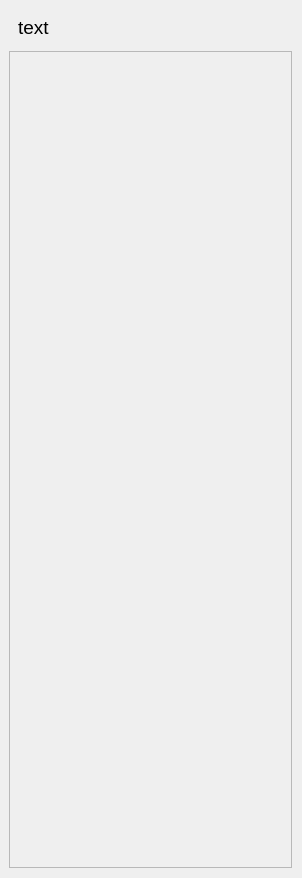
First picture: the form in ui/column.ui, repository playerr0r/JustOnTime-client, before the edit.
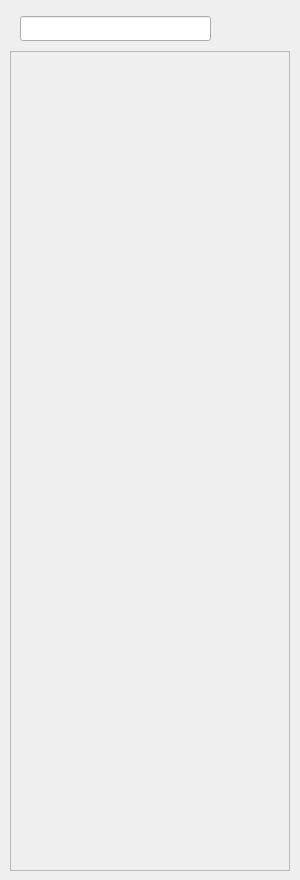
Second picture: the form after the edit.

Commit message: feat: columns rework

The edit to the form file:
```diff
--- a/ui/column.ui
+++ b/ui/column.ui
@@ -6,10 +6,22 @@
    <rect>
     <x>0</x>
     <y>0</y>
-    <width>302</width>
-    <height>878</height>
+    <width>300</width>
+    <height>880</height>
    </rect>
   </property>
+  <property name="minimumSize">
+   <size>
+    <width>300</width>
+    <height>880</height>
+   </size>
+  </property>
+  <property name="maximumSize">
+   <size>
+    <width>300</width>
+    <height>880</height>
+   </size>
+  </property>
   <property name="windowTitle">
    <string>Form</string>
   </property>
@@ -21,42 +33,21 @@
     <rect>
      <x>0</x>
      <y>0</y>
-     <width>301</width>
-     <height>877</height>
+     <width>300</width>
+     <height>900</height>
     </rect>
    </property>
    <property name="styleSheet">
     <string notr="true">
 </string>
    </property>
-   <widget class="QLabel" name="column_name">
-    <property name="geometry">
-     <rect>
-      <x>18</x>
-      <y>15</y>
-      <width>139</width>
-      <height>25</height>
-     </rect>
-    </property>
-    <property name="font">
-     <font>
-      <pointsize>10</pointsize>
-     </font>
-    </property>
-    <property name="styleSheet">
-     <string notr="true">background-color: rgba(255, 255, 255, 0);</string>
-    </property>
-    <property name="text">
-     <string>&lt;html&gt;&lt;head/&gt;&lt;body&gt;&lt;p&gt;&lt;span style=&quot; font-size:14pt;&quot;&gt;text&lt;/span&gt;&lt;/p&gt;&lt;/body&gt;&lt;/html&gt;</string>
-    </property>
-   </widget>
    <widget class="QScrollArea" name="scrollArea">
     <property name="geometry">
      <rect>
-      <x>9</x>
+      <x>10</x>
       <y>51</y>
-      <width>283</width>
-      <height>817</height>
+      <width>280</width>
+      <height>820</height>
      </rect>
     </property>
     <property name="widgetResizable">
@@ -67,8 +58,8 @@
       <rect>
        <x>0</x>
        <y>0</y>
-       <width>281</width>
-       <height>815</height>
+       <width>278</width>
+       <height>818</height>
       </rect>
      </property>
      <property name="styleSheet">
@@ -76,6 +67,16 @@
      </property>
     </widget>
    </widget>
+   <widget class="QLineEdit" name="column_name">
+    <property name="geometry">
+     <rect>
+      <x>20</x>
+      <y>16</y>
+      <width>191</width>
+      <height>25</height>
+     </rect>
+    </property>
+   </widget>
   </widget>
  </widget>
  <resources/>
```
Left out of the diff: 3 changed lines with no effect on the pictures. The commit also changes 3 other files.
